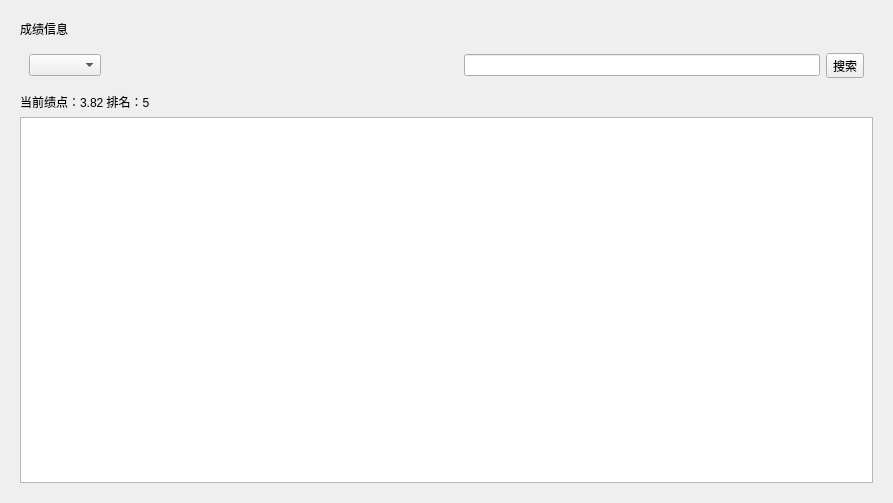
Before: the Qt Designer form student.ui in Database-Course-Developers/Educational_Administration_System, drawn with Qt 5.
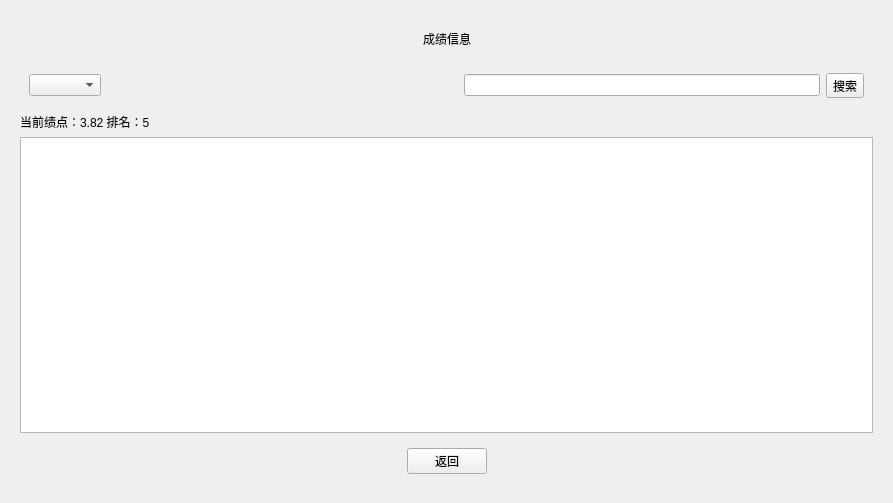
After: the same form once the commit is applied. The open tabs and pages were chosen to show the change.

```diff
--- a/student.ui
+++ b/student.ui
@@ -553,10 +553,45 @@
      <widget class="QWidget" name="stuGrade">
       <layout class="QVBoxLayout" name="verticalLayout_2">
        <item>
-        <widget class="QLabel" name="label">
-         <property name="text">
-          <string>成绩信息</string>
-         </property>
+        <widget class="QWidget" name="widget_2" native="true">
+         <layout class="QHBoxLayout" name="horizontalLayout_9">
+          <item>
+           <spacer name="horizontalSpacer_13">
+            <property name="orientation">
+             <enum>Qt::Horizontal</enum>
+            </property>
+            <property name="sizeHint" stdset="0">
+             <size>
+              <width>40</width>
+              <height>20</height>
+             </size>
+            </property>
+           </spacer>
+          </item>
+          <item>
+           <widget class="QLabel" name="label">
+            <property name="styleSheet">
+             <string notr="true">font: 16pt &quot;AcadEref&quot;;</string>
+            </property>
+            <property name="text">
+             <string>成绩信息</string>
+            </property>
+           </widget>
+          </item>
+          <item>
+           <spacer name="horizontalSpacer_14">
+            <property name="orientation">
+             <enum>Qt::Horizontal</enum>
+            </property>
+            <property name="sizeHint" stdset="0">
+             <size>
+              <width>40</width>
+              <height>20</height>
+             </size>
+            </property>
+           </spacer>
+          </item>
+         </layout>
         </widget>
        </item>
        <item>
@@ -601,6 +636,45 @@
        <item>
         <widget class="QTableWidget" name="tableWidget"/>
        </item>
+       <item>
+        <widget class="QWidget" name="widget_3" native="true">
+         <layout class="QHBoxLayout" name="horizontalLayout_10">
+          <item>
+           <spacer name="horizontalSpacer_16">
+            <property name="orientation">
+             <enum>Qt::Horizontal</enum>
+            </property>
+            <property name="sizeHint" stdset="0">
+             <size>
+              <width>40</width>
+              <height>20</height>
+             </size>
+            </property>
+           </spacer>
+          </item>
+          <item>
+           <widget class="QPushButton" name="pushButton">
+            <property name="text">
+             <string>返回</string>
+            </property>
+           </widget>
+          </item>
+          <item>
+           <spacer name="horizontalSpacer_15">
+            <property name="orientation">
+             <enum>Qt::Horizontal</enum>
+            </property>
+            <property name="sizeHint" stdset="0">
+             <size>
+              <width>40</width>
+              <height>20</height>
+             </size>
+            </property>
+           </spacer>
+          </item>
+         </layout>
+        </widget>
+       </item>
       </layout>
      </widget>
      <widget class="QWidget" name="stuTimetable">
```
Left out of the diff: 172 changed lines with no effect on the pictures.
